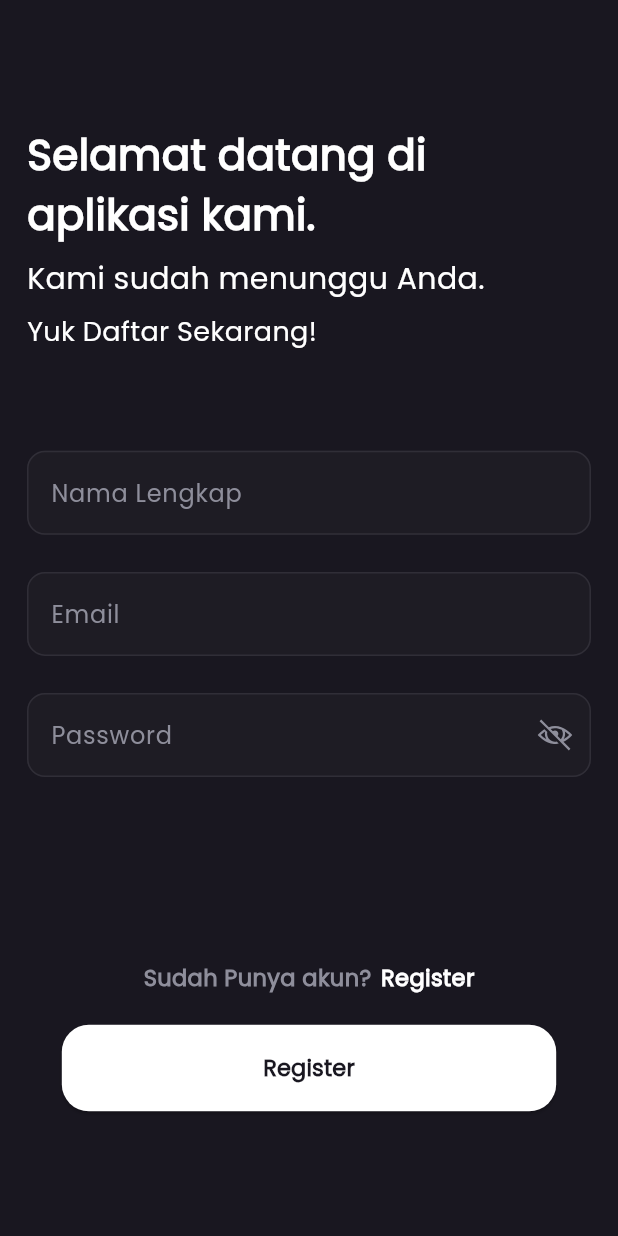
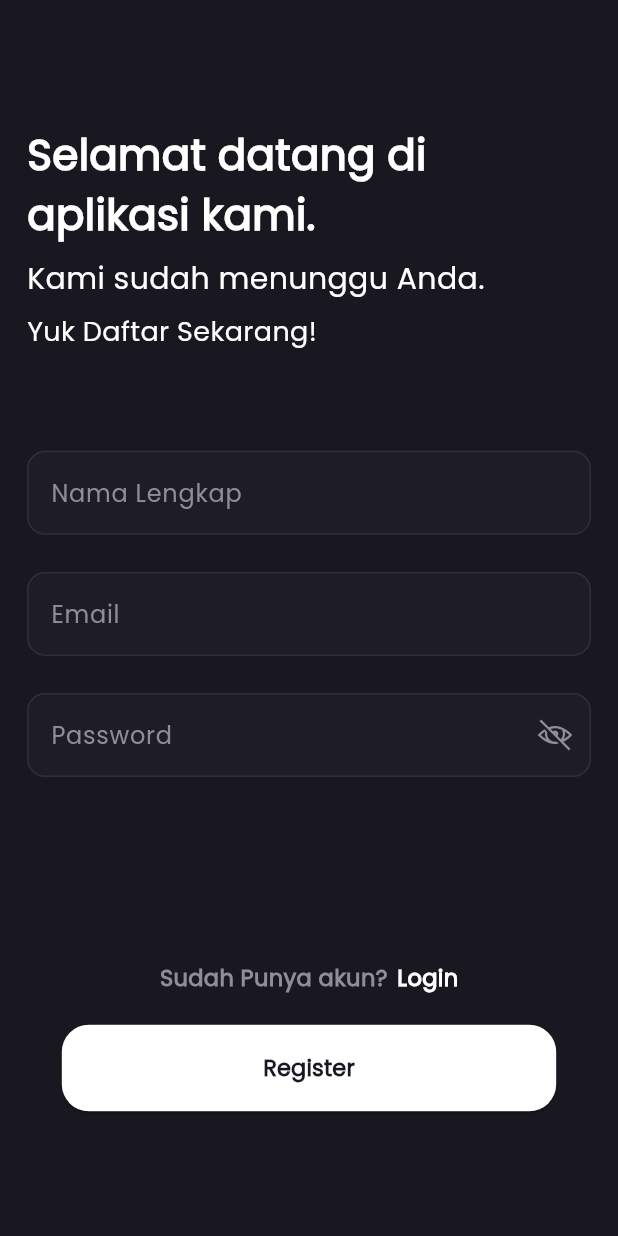
Before and after one commit to pandroe/test_pt_navios, a Flutter app: the RegisterScreen screen opened by its route, on a phone screen of 412 x 824 dp. Run offline on Flutter 3.47's test engine with Material 3 defaults, Android fonts, the phone set to English and light mode, and no system bars; our stand-ins replace firebase_auth, firebase_core, line_icons; accounts and stored records are empty.

Commit message:
fixing typo text "register" to "login"

```diff
--- a/lib/views/register_screen/views/register_screen.dart
+++ b/lib/views/register_screen/views/register_screen.dart
@@ -176,7 +176,7 @@ class _RegisterScreenState extends State<RegisterScreen> {
                       Navigator.pushNamedAndRemoveUntil(
                           context, LoginScreen.routeName, (route) => false);
                     },
-                    child: Text('Register',
+                    child: Text('Login',
                         style: TextStyle(
                             fontWeight: FontWeight.bold,
                             fontSize: Constant.fontRegular,
```
